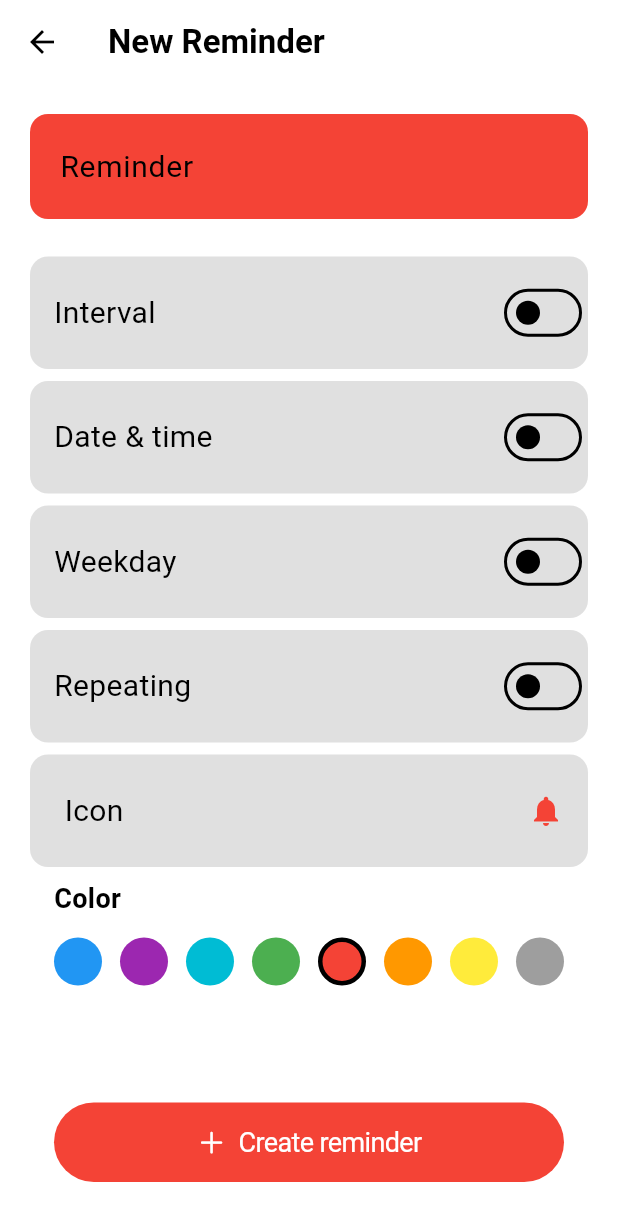
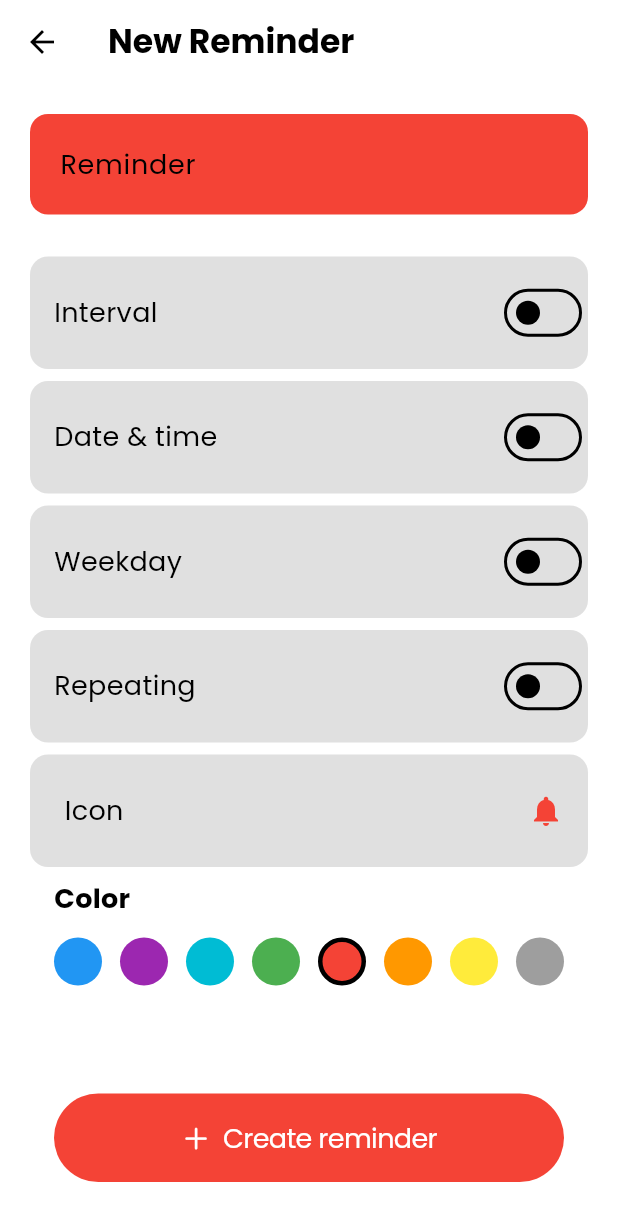
Before and after one commit to Astroxphiliauxx/remyn, a Flutter app: the RemindersTab screen opened directly, after a tap on an icon or button, on a phone screen of 412 x 824 dp. Shown: the top 1221 px of the screen. Run offline on Flutter 3.47's test engine with Material 3 defaults, Android fonts, the phone set to English and light mode, and no system bars; our stand-ins replace google_fonts, sqflite, sqflite_common_ffi, sqflite_common_ffi_web; accounts and stored records are empty.

Commit message:
feat: integrate Google Fonts and enhance typography across the app
- Added `google_fonts` package to dependencies.
- Created `AppTypography` class for centralized text styling using Google Fonts.
- Updated various UI components to utilize the new typography styles for consistency.
- Adjusted font sizes and weights in multiple screens and widgets for improved readability.

```diff
--- a/lib/app_theme/app_theme.dart
+++ b/lib/app_theme/app_theme.dart
@@ -1,10 +1,10 @@
 import 'package:flutter/material.dart';
 
+import 'app_typography.dart';
+
 class AppTheme {
-  static final ThemeData lightTheme = ThemeData(
+  static final ThemeData lightTheme = _buildTheme(
     brightness: Brightness.light,
-    scaffoldBackgroundColor: Colors.white,
-    primaryColor: Colors.blue,
     colorScheme: ColorScheme.light(
       surface: Colors.white,
       primary: Colors.blue,
@@ -12,12 +12,12 @@ class AppTheme {
       onPrimary: Colors.white,
       onSurface: Colors.black,
     ),
+    scaffoldBackgroundColor: Colors.white,
+    primaryColor: Colors.blue,
   );
 
-  static final ThemeData darkTheme = ThemeData(
+  static final ThemeData darkTheme = _buildTheme(
     brightness: Brightness.dark,
-    scaffoldBackgroundColor: Colors.black,
-    primaryColor: Colors.deepPurple,
     colorScheme: ColorScheme.dark(
       surface: Colors.black,
       primary: Colors.deepPurple,
@@ -25,5 +25,51 @@ class AppTheme {
       onPrimary: Colors.white,
       onSurface: Colors.white,
     ),
+    scaffoldBackgroundColor: Colors.black,
+    primaryColor: Colors.deepPurple,
   );
+
+  static ThemeData _buildTheme({
+    required Brightness brightness,
+    required ColorScheme colorScheme,
+    required Color scaffoldBackgroundColor,
+    required Color primaryColor,
+  }) {
+    final onSurface = colorScheme.onSurface;
+    final textTheme = TextTheme(
+      displayLarge: AppTypography.display.copyWith(color: onSurface),
+      displayMedium: AppTypography.display.copyWith(color: onSurface),
+      displaySmall: AppTypography.title.copyWith(color: onSurface),
+      headlineLarge: AppTypography.title.copyWith(color: onSurface),
+      headlineMedium: AppTypography.title.copyWith(color: onSurface),
+      headlineSmall: AppTypography.title.copyWith(color: onSurface),
+      titleLarge: AppTypography.title.copyWith(color: onSurface),
+      titleMedium: AppTypography.body.copyWith(color: onSurface),
+      titleSmall: AppTypography.body.copyWith(color: onSurface),
+      bodyLarge: AppTypography.body.copyWith(color: onSurface),
+      bodyMedium: AppTypography.body.copyWith(color: onSurface),
+      bodySmall: AppTypography.label.copyWith(color: onSurface),
+      labelLarge: AppTypography.label.copyWith(color: onSurface),
+      labelMedium: AppTypography.label.copyWith(color: onSurface),
+      labelSmall: AppTypography.label.copyWith(color: onSurface),
+    );
+
+    return ThemeData(
+      brightness: brightness,
+      scaffoldBackgroundColor: scaffoldBackgroundColor,
+      primaryColor: primaryColor,
+      colorScheme: colorScheme,
+      textTheme: textTheme,
+      fontFamily: AppTypography.body.fontFamily,
+      appBarTheme: AppBarTheme(
+        backgroundColor: scaffoldBackgroundColor,
+        foregroundColor: onSurface,
+        titleTextStyle: AppTypography.title.copyWith(color: onSurface),
+      ),
+      bottomNavigationBarTheme: BottomNavigationBarThemeData(
+        selectedLabelStyle: AppTypography.body,
+        unselectedLabelStyle: AppTypography.label,
+      ),
+    );
+  }
 }
--- /dev/null
+++ b/lib/app_theme/app_typography.dart
@@ -0,0 +1,21 @@
+import 'package:flutter/material.dart';
+import 'package:google_fonts/google_fonts.dart';
+
+/// Poppins scale used app-wide. Override color/weight with [TextStyle.copyWith].
+abstract final class AppTypography {
+  /// Hero / large screen titles (30).
+  static TextStyle get display =>
+      GoogleFonts.poppins(fontSize: 30, fontWeight: FontWeight.w700);
+
+  /// App bars, page titles (22).
+  static TextStyle get title =>
+      GoogleFonts.poppins(fontSize: 22, fontWeight: FontWeight.w700);
+
+  /// Primary body, buttons, list titles (18).
+  static TextStyle get body =>
+      GoogleFonts.poppins(fontSize: 18, fontWeight: FontWeight.w400);
+
+  /// Captions, secondary lines, chips (14).
+  static TextStyle get label =>
+      GoogleFonts.poppins(fontSize: 14, fontWeight: FontWeight.w400);
+}
--- a/lib/view/bottomNavBar/bottom_nav_bar.dart
+++ b/lib/view/bottomNavBar/bottom_nav_bar.dart
@@ -26,8 +26,8 @@ class _BottomNavBarState extends State<BottomNavBar> {
       bottomNavigationBar: BottomNavigationBar(
         backgroundColor: colorScheme.surface,
         currentIndex: _currentIndex,
-        selectedFontSize: 20,
-        unselectedFontSize: 15,
+        selectedFontSize: 18,
+        unselectedFontSize: 14,
         selectedItemColor: colorScheme.onSurface,
         unselectedItemColor: colorScheme.onSurface.withValues(alpha: 0.6),
         onTap: (index) {
--- a/lib/view/bottomNavBar/widgets/screens/reminders_tab.dart
+++ b/lib/view/bottomNavBar/widgets/screens/reminders_tab.dart
@@ -1,5 +1,7 @@
 import 'package:flutter/cupertino.dart';
 import 'package:flutter/material.dart';
+
+import '../../../../app_theme/app_typography.dart';
 import '../../../components/auto_scrolling_icons.dart';
 
 class RemindersTab extends StatelessWidget {
@@ -13,9 +15,8 @@ class RemindersTab extends StatelessWidget {
         backgroundColor: colorScheme.surface.withValues(alpha: 0.9),
         middle: Text(
           "Reminders",
-          style: TextStyle(
-            fontSize: 18,
-            fontWeight: FontWeight.bold,
+          style: AppTypography.body.copyWith(
+            fontWeight: FontWeight.w700,
             color: colorScheme.onSurface,
           ),
         ),
@@ -63,10 +64,7 @@ class RemindersTab extends StatelessWidget {
           SizedBox(height: 60),
           Text(
             "No Reminders Yet",
-            style: TextStyle(
-              color: colorScheme.onSurface,
-              fontSize: 16,
-            ),
+            style: AppTypography.label.copyWith(color: colorScheme.onSurface),
           ),
           SizedBox(height: 20),
           GestureDetector(
@@ -84,10 +82,7 @@ class RemindersTab extends StatelessWidget {
               child: Center(
                 child: Text(
                   "+   Create Reminder",
-                  style: TextStyle(
-                    fontSize: 18,
-                    color: colorScheme.surface,
-                  ),
+                  style: AppTypography.body.copyWith(color: colorScheme.surface),
                 ),
               ),
             ),
--- a/lib/view/create_reminder/create_reminder_page.dart
+++ b/lib/view/create_reminder/create_reminder_page.dart
@@ -1,5 +1,7 @@
 import 'package:flutter/material.dart';
 import 'package:provider/provider.dart';
+
+import '../../app_theme/app_typography.dart';
 import '../../controller/color_provider.dart';
 import '../../controller/icon_provider.dart';
 import '../../model/database_helper.dart';
@@ -63,10 +65,7 @@ class _NewReminderPageState extends State<NewReminderPage> {
         ),
         title: Text(
           "New Reminder",
-          style: TextStyle(
-              color: colorScheme.onSurface,
-              fontSize: 22,
-              fontWeight: FontWeight.bold),
+          style: AppTypography.title.copyWith(color: colorScheme.onSurface),
         ),
       ),
       body: SafeArea(
@@ -83,13 +82,14 @@ class _NewReminderPageState extends State<NewReminderPage> {
                         height: 75,
                         child: TextField(
                           controller: _titleController,
-                          style: TextStyle(color: colorScheme.onSurface),
+                          style:
+                              AppTypography.body.copyWith(color: colorScheme.onSurface),
                           decoration: InputDecoration(
                             filled: true,
                             fillColor: colorProvider.selectedColor,
                             hintText: "Reminder",
-                            hintStyle: TextStyle(
-                                color: colorScheme.onSurface, fontSize: 20),
+                            hintStyle: AppTypography.body
+                                .copyWith(color: colorScheme.onSurface),
                             border: OutlineInputBorder(
                               borderRadius: BorderRadius.circular(12),
                               borderSide: BorderSide.none,
@@ -157,11 +157,12 @@ class _NewReminderPageState extends State<NewReminderPage> {
                       Padding(
                         padding: const EdgeInsets.symmetric(
                             horizontal: 16.0, vertical: 8.0),
-                        child: Text("Color",
-                            style: TextStyle(
-                                color: colorScheme.onSurface,
-                                fontSize: 18,
-                                fontWeight: FontWeight.bold)),
+                        child: Text(
+                            "Color",
+                            style: AppTypography.body.copyWith(
+                              color: colorScheme.onSurface,
+                              fontWeight: FontWeight.w700,
+                            )),
                       ),
                       SizedBox(height: 5),
                       ColorPicker(colors: colors),
--- a/lib/view/create_reminder/widgets/icon_tile.dart
+++ b/lib/view/create_reminder/widgets/icon_tile.dart
@@ -1,5 +1,7 @@
 import 'package:flutter/material.dart';
 import 'package:provider/provider.dart';
+
+import '../../../app_theme/app_typography.dart';
 import '../../../controller/color_provider.dart';
 import '../../../controller/icon_provider.dart';
 import '../../components/icon_picker.dart';
@@ -28,10 +30,7 @@ class IconTile extends StatelessWidget {
                 padding: const EdgeInsets.only(left: 23.0),
                 child: Text(
                   "Icon",
-                  style: TextStyle(
-                    color: colorScheme.onSurface,
-                    fontSize: 20,
-                  ),
+                  style: AppTypography.body.copyWith(color: colorScheme.onSurface),
                 ),
               ),
             ),
--- a/lib/view/create_reminder/widgets/save_reminder_button.dart
+++ b/lib/view/create_reminder/widgets/save_reminder_button.dart
@@ -1,6 +1,8 @@
 import 'package:flutter/cupertino.dart';
 import 'package:flutter/material.dart';
 import 'package:provider/provider.dart';
+
+import '../../../app_theme/app_typography.dart';
 import '../../../controller/color_provider.dart';
 
 class SaveReminderButton extends StatelessWidget {
@@ -29,8 +31,10 @@ class SaveReminderButton extends StatelessWidget {
           children: [
             Icon(CupertinoIcons.add, color: colorScheme.onPrimary),
             SizedBox(width: 8),
-            Text("Create reminder",
-                style: TextStyle(color: colorScheme.onPrimary, fontSize: 18)),
+            Text(
+              "Create reminder",
+              style: AppTypography.body.copyWith(color: colorScheme.onPrimary),
+            ),
           ],
         ),
       ),
--- a/lib/view/create_reminder/widgets/toggle_tile.dart
+++ b/lib/view/create_reminder/widgets/toggle_tile.dart
@@ -1,5 +1,7 @@
 import 'package:flutter/material.dart';
 import 'package:provider/provider.dart';
+
+import '../../../app_theme/app_typography.dart';
 import '../../../controller/color_provider.dart';
 
 class ToggleTile extends StatelessWidget {
@@ -32,10 +34,7 @@ class ToggleTile extends StatelessWidget {
               padding: const EdgeInsets.only(left: 16.0),
               child: Text(
                 title,
-                style: TextStyle(
-                  color: colorScheme.onSurface,
-                  fontSize: 20,
-                ),
+                style: AppTypography.body.copyWith(color: colorScheme.onSurface),
               ),
             ),
           ),
--- a/pubspec.yaml
+++ b/pubspec.yaml
@@ -40,6 +40,7 @@ dependencies:
   sqflite_common_ffi:
   path: ^1.8.3
   sqlite3_flutter_libs:
+  google_fonts: ^8.0.2
 
 dev_dependencies:
   flutter_test:
```
Also changed, not shown: lib/view/bottomNavBar/widgets/reminder_card.dart (+12 -7 lines), lib/view/bottomNavBar/widgets/screens/profile_tab.dart (+5 -4 lines), lib/view/create_reminder/widgets/interval_options.dart (+5 -4 lines), lib/view/intro_screen.dart (+6 -8 lines), lib/view/settings_page/settings_page.dart (+3 -4 lines), lib/view/settings_page/widgets/pro_banner.dart (+13 -8 lines), lib/view/settings_page/widgets/section_container.dart (+9 -5 lines), lib/view/settings_page/widgets/settings_list_tile.dart (+6 -1 lines), pubspec.lock.
